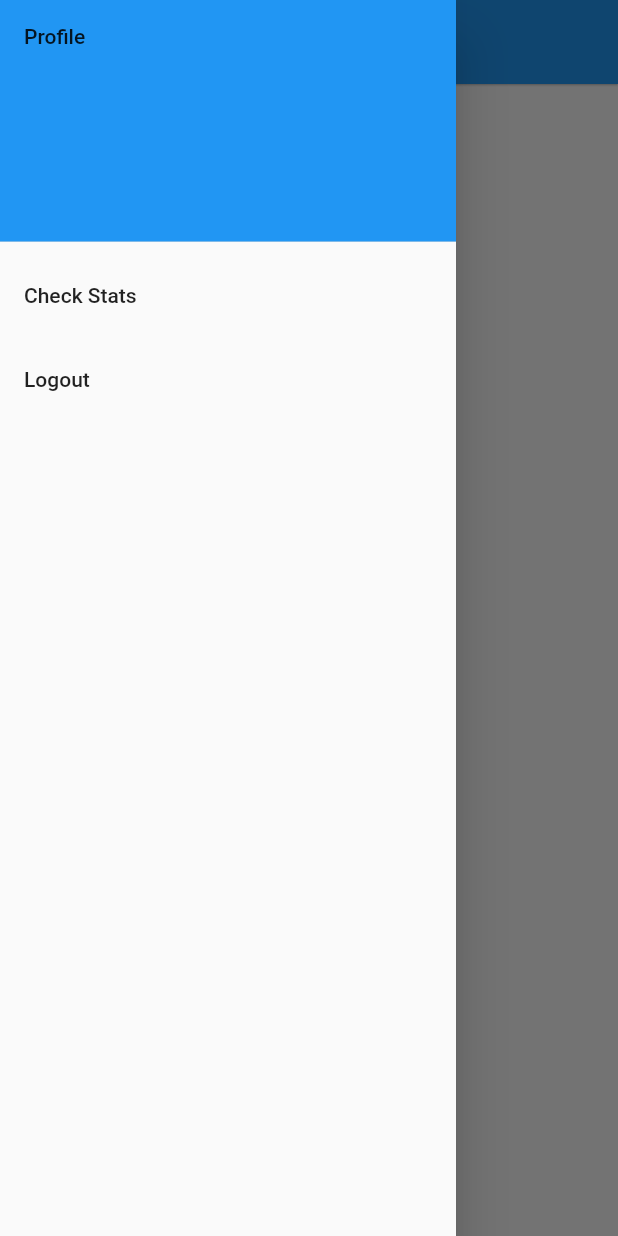
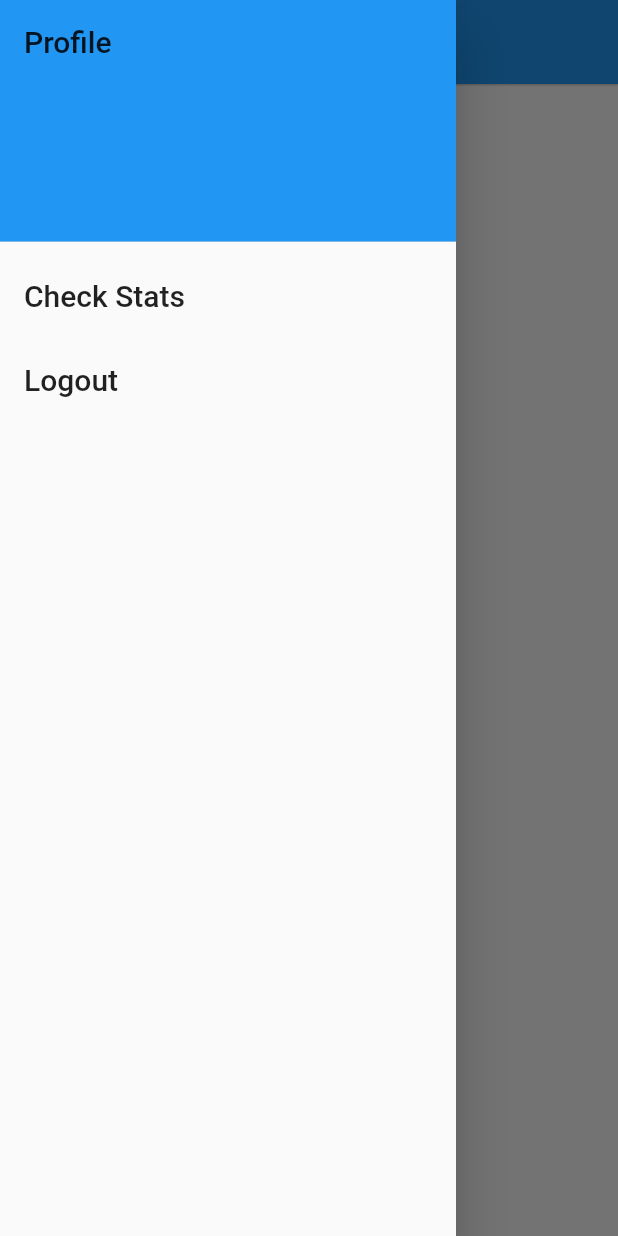
Before and after one commit to plutoholic/ProjectWork, a Flutter app: the firstpage screen opened directly, with the side drawer open, on a phone screen of 412 x 824 dp. Run offline on Flutter 3.47's test engine with Material 2 defaults, Android fonts, the phone set to English and light mode, and no system bars.

Commit message:
profile page and firstpage fix

```diff
--- a/lib/firstpage.dart
+++ b/lib/firstpage.dart
@@ -4,6 +4,8 @@ import 'package:flutter/cupertino.dart';
 import 'package:flutter/material.dart';
 import 'package:flutter/src/foundation/key.dart';
 import 'package:flutter/src/widgets/framework.dart';
+import 'package:flutter/widgets.dart';
+import 'package:projectwork/profile.dart';
 import 'package:projectwork/splash.dart';
 
 class firstpage extends StatefulWidget {
@@ -31,7 +33,8 @@ class _firstpageState extends State<firstpage> {
             )
           ]),
         ),
-        drawer: Drawer(
+        drawer: GestureDetector(
+          child: Drawer(
             child: ListView(
               padding: EdgeInsets.zero,
               children: [
@@ -41,27 +44,38 @@ class _firstpageState extends State<firstpage> {
                   ),
                   child: Text(
                     'Profile',
+                    style: TextStyle(fontSize: 20),
                   ),
                 ),
                 ListTile(
-                title: const Text('Check Stats'),
+                  title: const Text(
+                    'Check Stats',
+                    style: TextStyle(fontSize: 20),
+                  ),
                   onTap: () {
-                  // Update the state of the app
-                  // ...
-                  // Then close the drawer
                     Navigator.pop(context);
                   },
                 ),
                 ListTile(
-                title: const Text('Logout'),
+                  title: const Text(
+                    'Logout',
+                    style: TextStyle(fontSize: 20),
+                  ),
                   onTap: () {
-                  Navigator.push(context,
-                      MaterialPageRoute(builder: (context) => const Splash()));
+                    Navigator.push(
+                        context,
+                        MaterialPageRoute(
+                            builder: (context) => const Splash()));
                   },
                 ),
               ],
             ),
           ),
+          onTap: () {
+            Navigator.push(context,
+                MaterialPageRoute(builder: (context) => const profile()));
+          },
+        ),
       ),
     );
   }
```
Also changed, not shown: lib/profile.dart (added, +32 -0 lines). Lines whose indentation alone changed are shown as unchanged.
